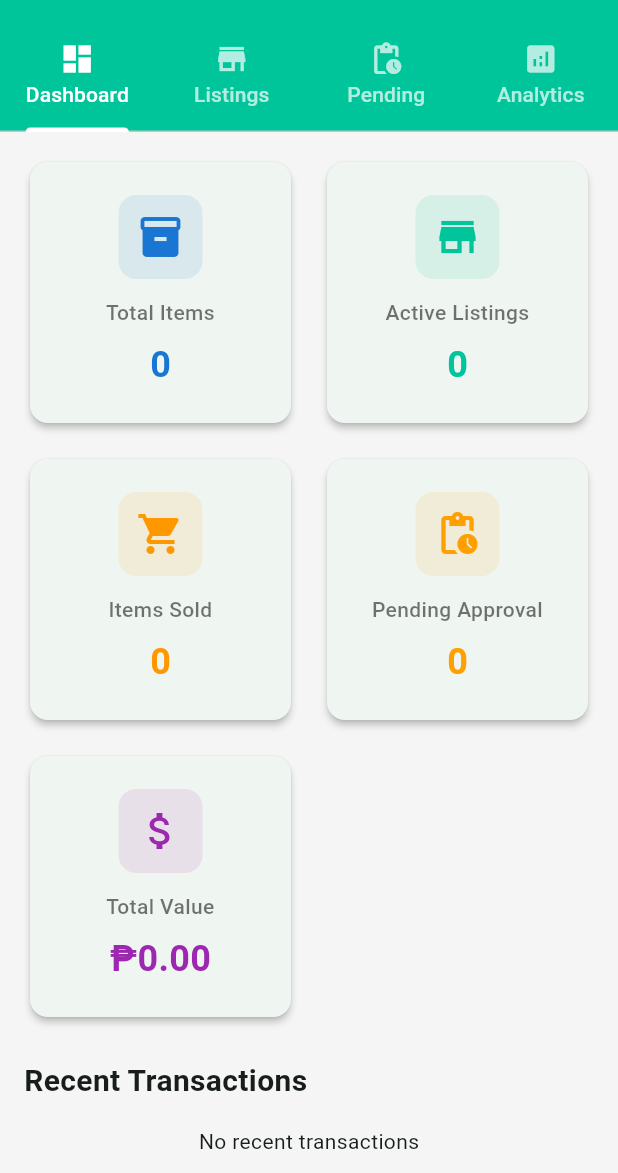
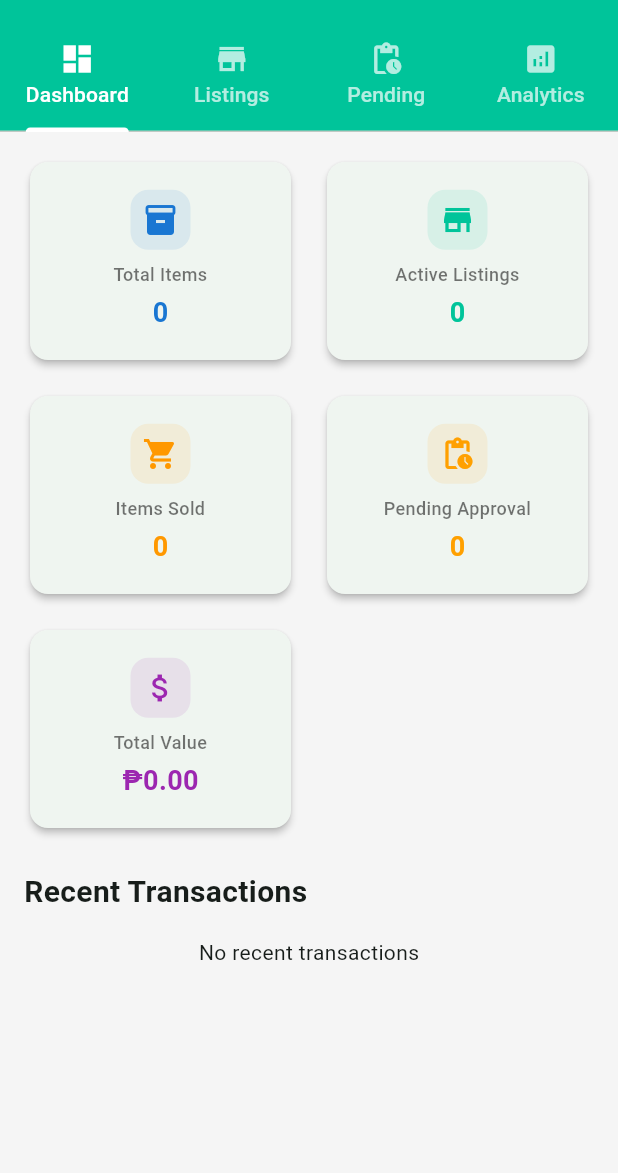
Before and after one commit to 0phl/Pulse-App, a Flutter app: the AdminMarketplacePage screen opened by its route, on a phone screen of 412 x 824 dp, the part 63-1236 px from its top. Run offline on Flutter 3.47's test engine with Material 3 defaults, Android fonts, the phone set to English and light mode, and no system bars; our stand-ins replace cached_network_image, chewie, cloud_firestore, cloud_functions, connectivity_plus, dio and 30 more; missing offline and left inert: cloudinary_public, dart:html, dart:js_util, docx_viewer, flutter_pdfview, gal and 4 more; accounts and stored records are empty; statements that could not run were skipped.

Commit message:
Fix marketplace dashboard overflow issues for better device compatibility

```diff
--- a/lib/pages/admin/marketplace_page.dart
+++ b/lib/pages/admin/marketplace_page.dart
@@ -1,7 +1,6 @@
 import 'package:flutter/material.dart';
 import 'package:cloud_firestore/cloud_firestore.dart';
 import '../../services/admin_service.dart';
-// auth_service import removed as it's no longer needed
 import '../../models/market_item.dart';
 import 'package:intl/intl.dart';
 import '../../widgets/image_viewer_page.dart';
@@ -907,8 +906,6 @@ class _AdminMarketplacePageState extends State<AdminMarketplacePage>
     );
   }
 
-  // Settings tab removed as requested
-
   @override
   Widget build(BuildContext context) {
     return AdminScaffold(
@@ -978,45 +975,93 @@ class _AdminMarketplacePageState extends State<AdminMarketplacePage>
   }
 
   Widget _buildStatsGrid() {
-    return GridView.count(
-      crossAxisCount: 2,
+    // Get screen width to determine responsive layout
+    final screenWidth = MediaQuery.of(context).size.width;
+
+    // Determine number of columns based on screen width
+    int crossAxisCount;
+    double childAspectRatio;
+
+    if (screenWidth < 360) {
+      // Very small screens (old phones)
+      crossAxisCount = 1;
+      childAspectRatio = 2.5;
+    } else if (screenWidth < 600) {
+      // Regular phones
+      crossAxisCount = 2;
+      childAspectRatio = 1.3; // Adjusted for better height
+    } else if (screenWidth < 900) {
+      // Large phones, small tablets
+      crossAxisCount = 3;
+      childAspectRatio = 1.2;
+    } else {
+      // Tablets and larger screens
+      crossAxisCount = 4;
+      childAspectRatio = 1.1;
+    }
+
+    return GridView.builder(
+      gridDelegate: SliverGridDelegateWithFixedCrossAxisCount(
+        crossAxisCount: crossAxisCount,
+        childAspectRatio: childAspectRatio,
+        mainAxisSpacing: 16,
+        crossAxisSpacing: 16,
+      ),
       shrinkWrap: true,
       physics: const NeverScrollableScrollPhysics(),
-      mainAxisSpacing: 16,
-      crossAxisSpacing: 16,
-      children: [
-        _buildStatCard(
+      itemCount: 5,
+      itemBuilder: (context, index) {
+        switch (index) {
+          case 0:
+            return _buildStatCard(
               'Total Items',
               _marketStats['totalItems'].toString(),
               Icons.inventory,
               const Color(0xFF1976D2),
-        ),
-        _buildStatCard(
+            );
+          case 1:
+            return _buildStatCard(
               'Active Listings',
               _marketStats['activeItems'].toString(),
               Icons.store,
               const Color(0xFF00C49A),
-        ),
-        _buildStatCard(
+            );
+          case 2:
+            return _buildStatCard(
               'Items Sold',
               _marketStats['soldItems'].toString(),
               Icons.shopping_cart,
               const Color(0xFFFF9800),
-        ),
-        _buildStatCard(
+            );
+          case 3:
+            return _buildStatCard(
               'Pending Approval',
               _marketStats['pendingItems'].toString(),
               Icons.pending_actions,
               const Color(0xFFFFA000),
-        ),
-        _buildStatCard(
+            );
+          case 4:
+            return _buildStatCard(
               'Total Value',
-          '₱${_marketStats['totalValue'].toStringAsFixed(2)}',
+              '₱${_formatCurrency(_marketStats['totalValue'])}',
               Icons.attach_money,
               const Color(0xFF9C27B0),
-        ),
-      ],
-    );
+            );
+          default:
+            return const SizedBox.shrink();
+        }
+      },
+    );
+  }
+
+  String _formatCurrency(double value) {
+    if (value >= 1000000) {
+      return '${(value / 1000000).toStringAsFixed(1)}M';
+    } else if (value >= 1000) {
+      return '${(value / 1000).toStringAsFixed(1)}K';
+    } else {
+      return value.toStringAsFixed(2);
+    }
   }
 
   Widget _buildStatCard(
@@ -1026,36 +1071,51 @@ class _AdminMarketplacePageState extends State<AdminMarketplacePage>
       shape: RoundedRectangleBorder(
         borderRadius: BorderRadius.circular(12),
       ),
-      child: Padding(
-        padding: const EdgeInsets.all(16),
+      child: Container(
+        padding: const EdgeInsets.all(12),
         child: Column(
           mainAxisAlignment: MainAxisAlignment.center,
+          mainAxisSize: MainAxisSize.min,
           children: [
             Container(
-              padding: const EdgeInsets.all(12),
+              padding: const EdgeInsets.all(8),
               decoration: BoxDecoration(
                 color: color.withOpacity(0.1),
                 borderRadius: BorderRadius.circular(12),
               ),
-              child: Icon(icon, size: 32, color: color),
-            ),
-            const SizedBox(height: 12),
-            Text(
+              child: Icon(
+                icon,
+                size: 24,
+                color: color
+              ),
+            ),
+            const SizedBox(height: 8),
+            Flexible(
+              child: Text(
                 title,
                 style: const TextStyle(
-                fontSize: 14,
+                  fontSize: 12,
                   fontWeight: FontWeight.w500,
                   color: Colors.black54,
                 ),
                 textAlign: TextAlign.center,
-            ),
-            const SizedBox(height: 8),
-            Text(
+                maxLines: 2,
+                overflow: TextOverflow.ellipsis,
+              ),
+            ),
+            const SizedBox(height: 4),
+            Flexible(
+              child: FittedBox(
+                fit: BoxFit.scaleDown,
+                child: Text(
                   value,
                   style: TextStyle(
-                fontSize: 24,
+                    fontSize: 18,
                     fontWeight: FontWeight.bold,
                     color: color,
+                  ),
+                  maxLines: 1,
+                ),
               ),
             ),
           ],
```
Lines whose indentation alone changed are shown as unchanged.
